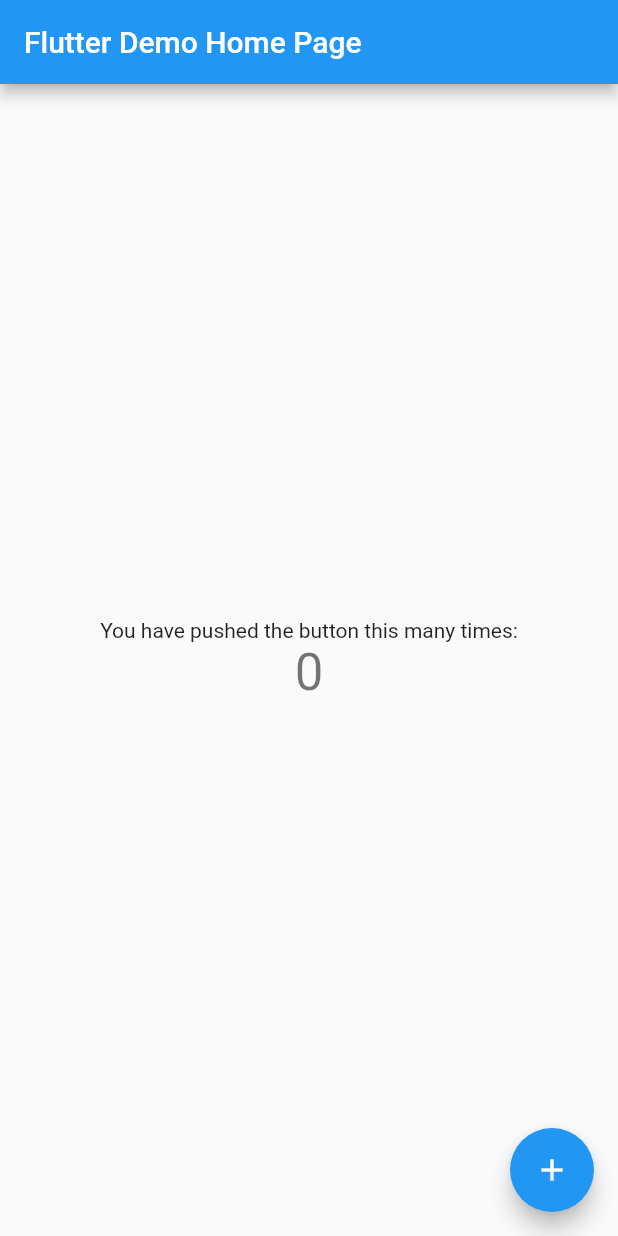
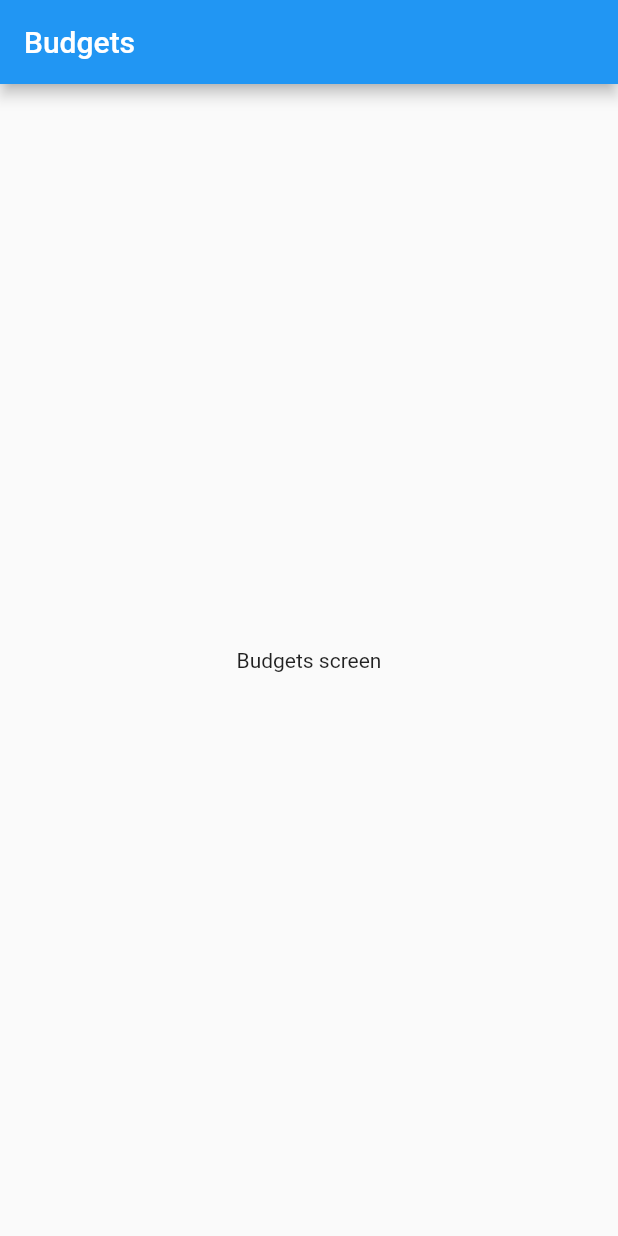
Before and after one commit to HRahimy/budgeter, a Flutter app: the screen it shows after launch, on a phone screen of 412 x 824 dp. Run offline on Flutter 3.47's test engine with Material 2 defaults, Android fonts, the light colour scheme and no system bars; our stand-ins replace bloc, equatable.

Commit message:
Add budgets state model

```diff
--- /dev/null
+++ b/lib/app.dart
@@ -0,0 +1,39 @@
+import 'package:budgeter/budgeter_routes.dart';
+import 'package:budgeter/budgets/widgets/budgets_screen.dart';
+import 'package:flutter/material.dart';
+
+class BudgeterApp extends StatelessWidget {
+  const BudgeterApp({Key? key}) : super(key: key);
+
+  @override
+  Widget build(BuildContext context) {
+    return _App();
+    // return MultiRepositoryProvider(
+    //   providers: const [],
+    //   child: MultiBlocProvider(
+    //     providers: const [],
+    //     child: _App(),
+    //   ),
+    // );
+  }
+}
+
+class _App extends StatefulWidget {
+  @override
+  State<StatefulWidget> createState() => _AppState();
+}
+
+class _AppState extends State<_App> {
+  final _navigatorKey = GlobalKey<NavigatorState>();
+
+  // NavigatorState get _navigator => _navigatorKey.currentState!;
+
+  @override
+  Widget build(BuildContext context) {
+    return MaterialApp(
+      navigatorKey: _navigatorKey,
+      initialRoute: BudgetsScreen.routeName,
+      routes: BudgeterRoutes().routes(context),
+    );
+  }
+}
--- /dev/null
+++ b/lib/budgeter_routes.dart
@@ -0,0 +1,11 @@
+import 'package:budgeter/budgets/widgets/budgets_screen.dart';
+import 'package:flutter/material.dart';
+
+class BudgeterRoutes {
+  Map<String, Widget Function(BuildContext context)> routes(
+      BuildContext context) {
+    return {
+      BudgetsScreen.routeName: (context) => const BudgetsScreen(),
+    };
+  }
+}
--- /dev/null
+++ b/lib/budgets/bloc/budgets_cubit.dart
@@ -0,0 +1,9 @@
+import 'package:bloc/bloc.dart';
+import 'package:budgeter/models/budget.dart';
+import 'package:equatable/equatable.dart';
+
+part 'budgets_state.dart';
+
+class BudgetsCubit extends Cubit<BudgetsState> {
+  BudgetsCubit() : super(const BudgetsState());
+}
--- /dev/null
+++ b/lib/budgets/bloc/budgets_state.dart
@@ -0,0 +1,12 @@
+part of 'budgets_cubit.dart';
+
+class BudgetsState extends Equatable {
+  const BudgetsState({
+    this.budgets = const [],
+  });
+
+  final List<Budget> budgets;
+
+  @override
+  List<Object> get props => [budgets];
+}
--- /dev/null
+++ b/lib/budgets/widgets/budgets_screen.dart
@@ -0,0 +1,18 @@
+import 'package:flutter/material.dart';
+
+class BudgetsScreen extends StatelessWidget {
+  const BudgetsScreen({Key? key}) : super(key: key);
+  static const String routeName = '/budgetsScreen';
+
+  @override
+  Widget build(BuildContext context) {
+    return Scaffold(
+      appBar: AppBar(
+        title: const Text('Budgets'),
+      ),
+      body: const Center(
+        child: Text('Budgets screen'),
+      ),
+    );
+  }
+}
--- a/lib/main.dart
+++ b/lib/main.dart
@@ -1,66 +1,7 @@
+import 'package:budgeter/app.dart';
 import 'package:flutter/material.dart';
 
 void main() {
-  runApp(const MyApp());
+  WidgetsFlutterBinding.ensureInitialized();
+  runApp(const BudgeterApp());
 }
-
-class MyApp extends StatelessWidget {
-  const MyApp({Key? key}) : super(key: key);
-
-  @override
-  Widget build(BuildContext context) {
-    return MaterialApp(
-      title: 'Budgeter',
-      theme: ThemeData(
-        primarySwatch: Colors.blue,
-      ),
-      home: const MyHomePage(title: 'Flutter Demo Home Page'),
-    );
-  }
-}
-
-class MyHomePage extends StatefulWidget {
-  const MyHomePage({Key? key, required this.title}) : super(key: key);
-  final String title;
-
-  @override
-  State<MyHomePage> createState() => _MyHomePageState();
-}
-
-class _MyHomePageState extends State<MyHomePage> {
-  int _counter = 0;
-
-  void _incrementCounter() {
-    setState(() {
-      _counter++;
-    });
-  }
-
-  @override
-  Widget build(BuildContext context) {
-    return Scaffold(
-      appBar: AppBar(
-        title: Text(widget.title),
-      ),
-      body: Center(
-        child: Column(
-          mainAxisAlignment: MainAxisAlignment.center,
-          children: <Widget>[
-            const Text(
-              'You have pushed the button this many times:',
-            ),
-            Text(
-              '$_counter',
-              style: Theme.of(context).textTheme.headline4,
-            ),
-          ],
-        ),
-      ),
-      floatingActionButton: FloatingActionButton(
-        onPressed: _incrementCounter,
-        tooltip: 'Increment',
-        child: const Icon(Icons.add),
-      ),
-    );
-  }
-}
--- a/pubspec.yaml
+++ b/pubspec.yaml
@@ -34,6 +34,12 @@
   # The following adds the Cupertino Icons font to your application.
   # Use with the CupertinoIcons class for iOS style icons.
   cupertino_icons: ^1.0.2
+  equatable: ^2.0.3
+  uuid: ^3.0.5
+  bloc: ^7.2.1
+  hydrated_bloc: ^7.1.0
+  path_provider: ^2.0.5
+  flutter_bloc: ^7.3.1
 
 dev_dependencies:
   flutter_test:
```
Also changed, not shown: lib/models/budget.dart (added, +24 -0 lines), pubspec.lock.
